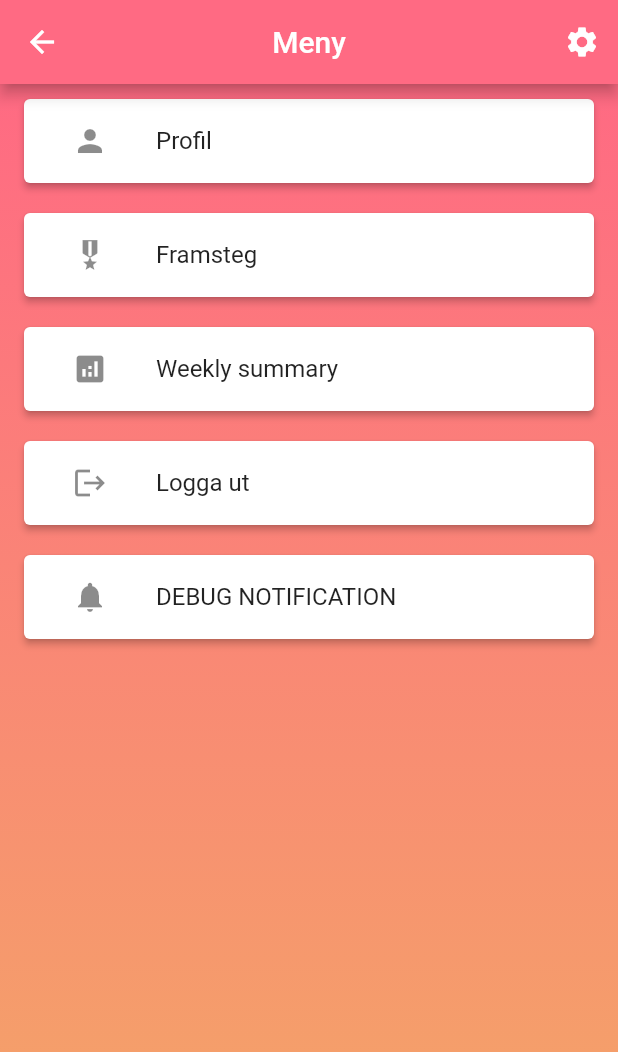
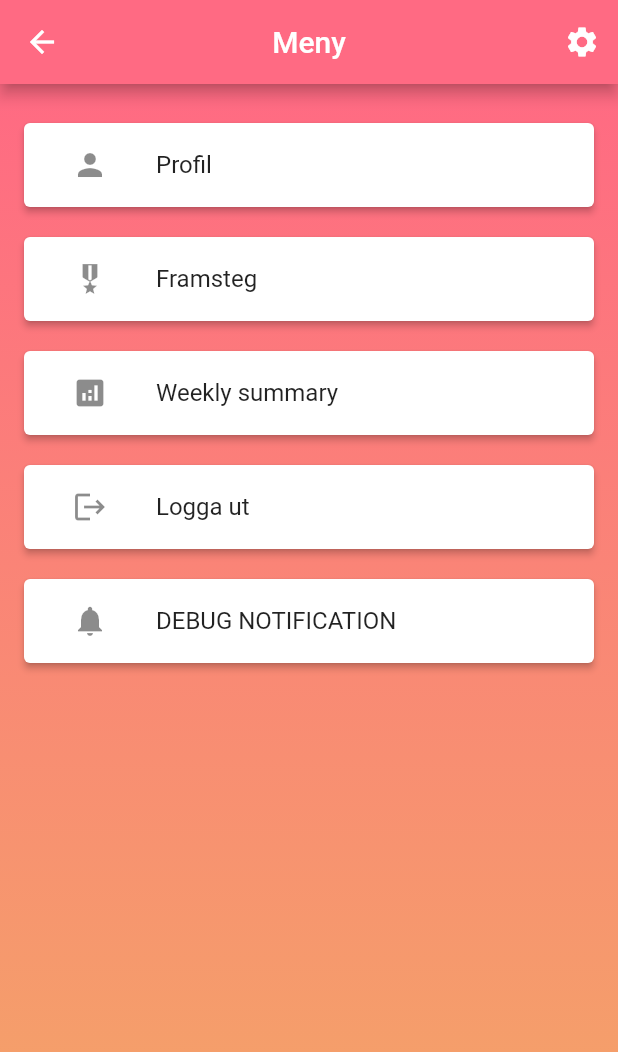
Before and after one commit to robengrobban/PVT-Grupp-75, a Flutter app: the MenuScreen screen opened by its route, on a phone screen of 412 x 824 dp. Shown: the top 1052 px of the screen. Run offline on Flutter 3.47's test engine with Material 2 defaults, Android fonts, the phone set to English and light mode, and no system bars; our stand-ins replace flutter_local_notifications, google_sign_in, shared_preferences, timezone; accounts and stored records are empty.

Commit message:
Style fix

```diff
--- a/flutter_app/lib/screens/menu_screen.dart
+++ b/flutter_app/lib/screens/menu_screen.dart
@@ -35,7 +35,6 @@ class _MenuScreenState extends State<MenuScreen> {
         backgroundColor: Colors.white,
         body: Container(
             alignment: Alignment.center,
-            padding: const EdgeInsets.symmetric(horizontal: 16.0),
             decoration: BoxDecoration(
                 gradient: LinearGradient(
                   begin: Alignment.topCenter,
@@ -53,6 +52,8 @@ class _MenuScreenState extends State<MenuScreen> {
                     constraints: BoxConstraints(
                       minHeight: viewportConstraints.maxHeight,
                     ),
+                    child: Container(
+                      padding: const EdgeInsets.all(16.0),
                       child: Column(
                         mainAxisAlignment: MainAxisAlignment.start,
                         crossAxisAlignment: CrossAxisAlignment.stretch,
@@ -66,6 +67,7 @@ class _MenuScreenState extends State<MenuScreen> {
                           })
                         ],
                       )
+                    ),
                   )
                 );
               }
```
Lines whose indentation alone changed are shown as unchanged.
